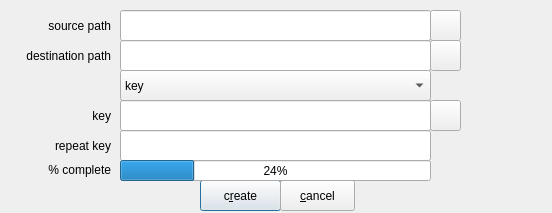
Before: the Qt Designer form zuluCrypt-gui/cryptfiles.ui in mhogomchungu/zuluCrypt, drawn with Qt 5.
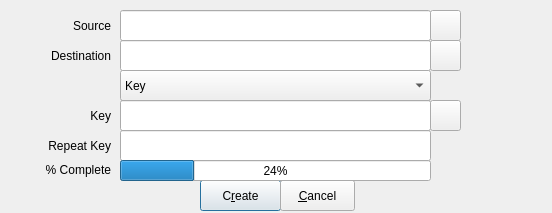
After: the same form once the commit is applied.

Patch:
```diff
--- a/zuluCrypt-gui/cryptfiles.ui
+++ b/zuluCrypt-gui/cryptfiles.ui
@@ -36,7 +36,7 @@
     </rect>
    </property>
    <property name="text">
-    <string>destination path</string>
+    <string>Destination</string>
    </property>
    <property name="alignment">
     <set>Qt::AlignRight|Qt::AlignTrailing|Qt::AlignVCenter</set>
@@ -71,7 +71,7 @@
     </rect>
    </property>
    <property name="text">
-    <string>c&amp;reate</string>
+    <string>C&amp;reate</string>
    </property>
    <property name="autoDefault">
     <bool>true</bool>
@@ -90,7 +90,7 @@
     </rect>
    </property>
    <property name="text">
-    <string>source path</string>
+    <string>Source</string>
    </property>
    <property name="alignment">
     <set>Qt::AlignRight|Qt::AlignTrailing|Qt::AlignVCenter</set>
@@ -145,7 +145,7 @@
     </property>
     <item>
      <property name="text">
-      <string>key</string>
+      <string>Key</string>
      </property>
     </item>
     <item>
@@ -188,7 +188,7 @@
     </rect>
    </property>
    <property name="text">
-    <string>key</string>
+    <string>Key</string>
    </property>
    <property name="alignment">
     <set>Qt::AlignRight|Qt::AlignTrailing|Qt::AlignVCenter</set>
@@ -217,7 +217,7 @@
     </rect>
    </property>
    <property name="text">
-    <string>repeat key</string>
+    <string>Repeat Key</string>
    </property>
    <property name="alignment">
     <set>Qt::AlignRight|Qt::AlignTrailing|Qt::AlignVCenter</set>
@@ -236,7 +236,7 @@
     </rect>
    </property>
    <property name="text">
-    <string>&amp;cancel</string>
+    <string>&amp;Cancel</string>
    </property>
   </widget>
   <widget class="QProgressBar" name="progressBar">
@@ -262,7 +262,7 @@
     </rect>
    </property>
    <property name="text">
-    <string>% complete</string>
+    <string>% Complete</string>
    </property>
    <property name="alignment">
     <set>Qt::AlignRight|Qt::AlignTrailing|Qt::AlignVCenter</set>
```
Left out of the diff: 2 changed lines with no effect on the pictures.
